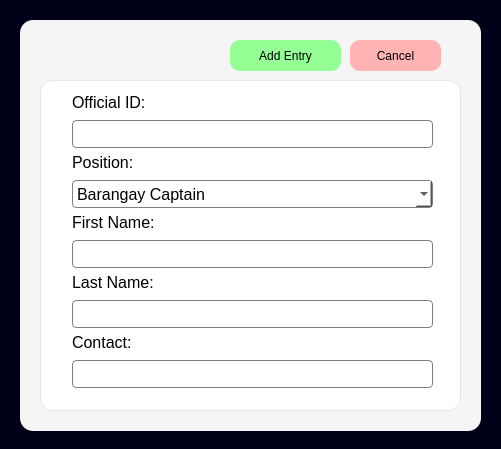
mustafamclngn/CCC151-ComplaSys, file uifiles/addofficialui.ui: the form before one commit.
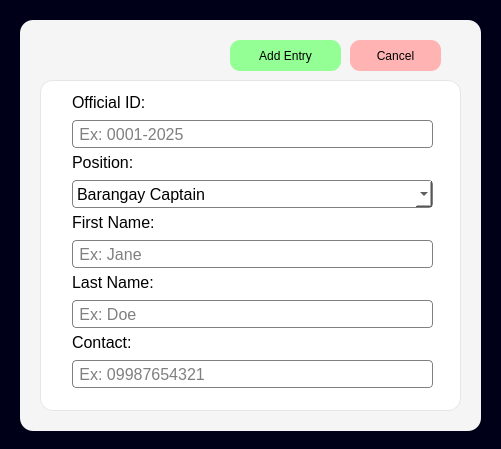
The form after the commit. Icons and pictures are not drawn.

Diff of the .ui file:
```diff
--- a/uifiles/addofficialui.ui
+++ b/uifiles/addofficialui.ui
@@ -95,6 +95,9 @@
 border: 1px solid grey;
 border-radius: 4px;</string>
      </property>
+     <property name="placeholderText">
+      <string> Ex: 0001-2025</string>
+     </property>
     </widget>
     <widget class="QLabel" name="label_first_name_2">
      <property name="geometry">
@@ -136,6 +139,9 @@
 border: 1px solid grey;
 border-radius: 4px;</string>
      </property>
+     <property name="placeholderText">
+      <string> Ex: Jane</string>
+     </property>
     </widget>
     <widget class="QLabel" name="label_last_name">
      <property name="geometry">
@@ -177,6 +183,9 @@
 border: 1px solid grey;
 border-radius: 4px;</string>
      </property>
+     <property name="placeholderText">
+      <string> Ex: Doe</string>
+     </property>
     </widget>
     <widget class="QLabel" name="label_contact">
      <property name="geometry">
@@ -218,6 +227,9 @@
 border: 1px solid grey;
 border-radius: 4px;</string>
      </property>
+     <property name="placeholderText">
+      <string> Ex: 09987654321</string>
+     </property>
     </widget>
     <widget class="QComboBox" name="addofficial_position_input">
      <property name="geometry">
```
Left out of the diff: 9 changed lines with no effect on the pictures.
